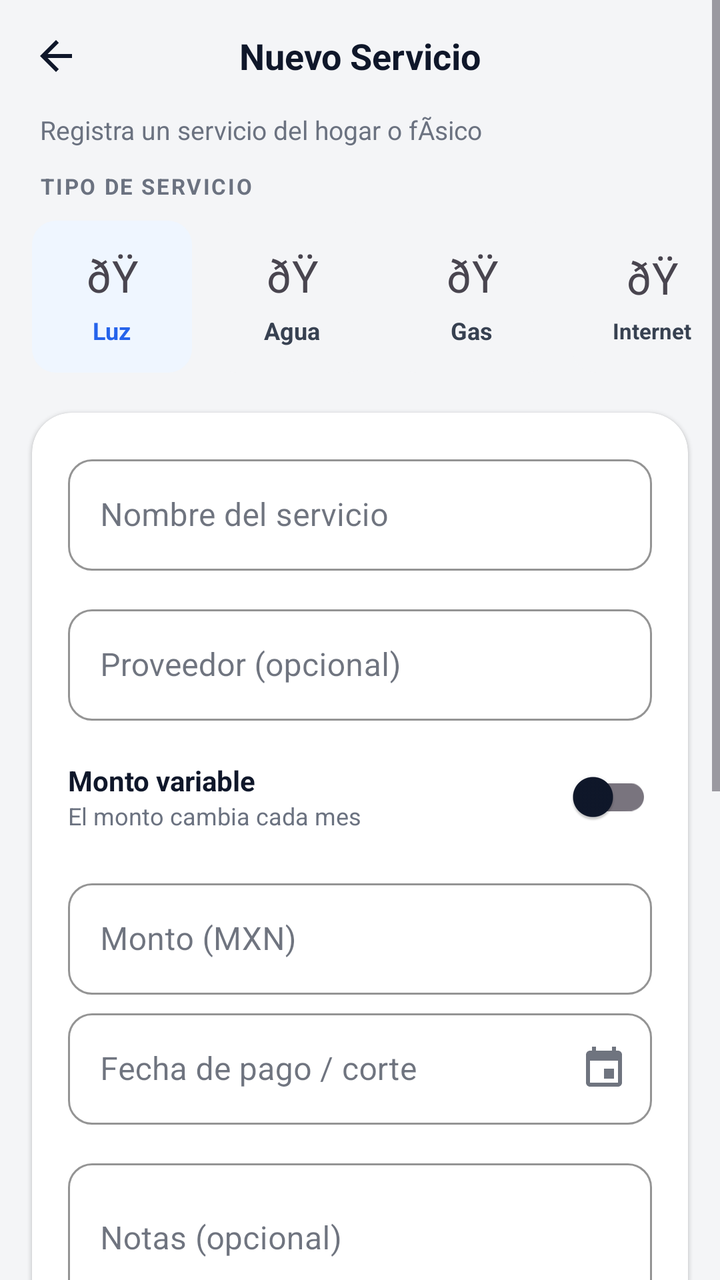
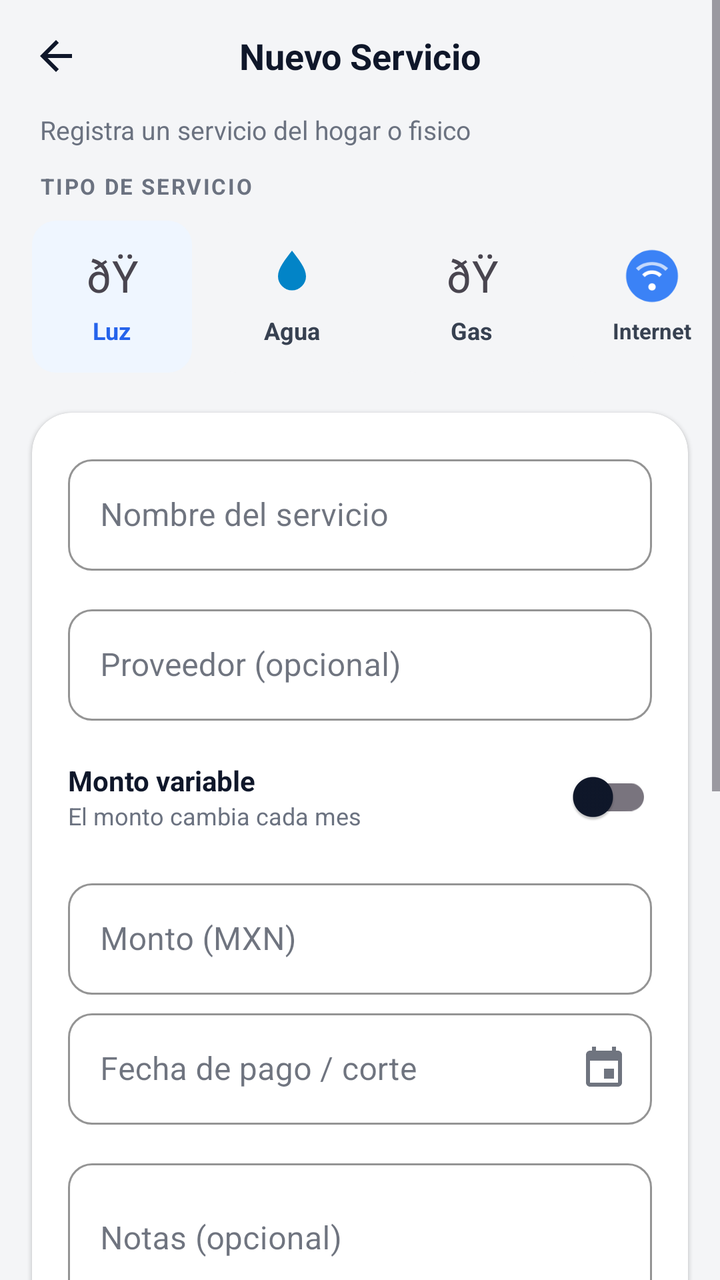

Screens rendered from an Android XML layout before and after an edit, with the pre-edit source and the edit as a unified diff.
<!-- AndroidManifest.xml: application theme Theme.SubManager -->
<!-- res/layout/activity_nuevo_servicio.xml -->
<?xml version="1.0" encoding="utf-8"?>
<ScrollView
    xmlns:android="http://schemas.android.com/apk/res/android"
    xmlns:app="http://schemas.android.com/apk/res-auto"
    android:layout_width="match_parent"
    android:layout_height="match_parent"
    android:background="@color/background"
    android:overScrollMode="never"
    android:fillViewport="true">

    <LinearLayout
        android:layout_width="match_parent"
        android:layout_height="wrap_content"
        android:orientation="vertical"
        android:paddingBottom="32dp">

        
        <RelativeLayout
            android:layout_width="match_parent"
            android:layout_height="56dp"
            android:background="@color/background"
            android:paddingHorizontal="8dp">

            <ImageView
                android:id="@+id/btnBack"
                android:layout_width="40dp"
                android:layout_height="40dp"
                android:layout_centerVertical="true"
                android:padding="8dp"
                android:src="@drawable/ic_arrow_forward"
                android:rotation="180"
                android:tint="@color/text_primary"
                android:contentDescription="@string/cd_back_button"
                android:background="?attr/selectableItemBackgroundBorderless" />

            <TextView
                android:layout_width="wrap_content"
                android:layout_height="wrap_content"
                android:layout_centerInParent="true"
                android:text="Nuevo Servicio"
                android:textColor="@color/text_primary"
                android:textSize="18sp"
                android:textStyle="bold" />
        </RelativeLayout>

        
        <TextView
            android:layout_width="wrap_content"
            android:layout_height="wrap_content"
            android:text="Registra un servicio del hogar o fÃ­sico"
            android:textColor="@color/text_muted"
            android:textSize="13sp"
            android:paddingHorizontal="20dp"
            android:paddingBottom="12dp" />

        
        <TextView
            android:layout_width="wrap_content"
            android:layout_height="wrap_content"
            android:text="TIPO DE SERVICIO"
            android:textColor="@color/text_muted"
            android:textSize="11sp"
            android:textStyle="bold"
            android:letterSpacing="0.08"
            android:paddingHorizontal="20dp"
            android:paddingBottom="10dp" />

        <HorizontalScrollView
            android:layout_width="match_parent"
            android:layout_height="wrap_content"
            android:scrollbars="none"
            android:paddingHorizontal="16dp"
            android:layout_marginBottom="20dp"
            android:clipToPadding="false">

            <LinearLayout
                android:id="@+id/chipGroupTipoServicio"
                android:layout_width="wrap_content"
                android:layout_height="wrap_content"
                android:orientation="horizontal">

                
                <LinearLayout android:id="@+id/chipLuz"
                    android:layout_width="80dp" android:layout_height="76dp"
                    android:orientation="vertical" android:gravity="center"
                    android:layout_marginEnd="10dp"
                    android:background="@drawable/bg_status_badge"
                    android:backgroundTint="@color/primary_tint">
                    <TextView android:layout_width="28dp" android:layout_height="28dp"
                        android:text="ðŸ’¡" android:gravity="center" android:textSize="22sp"/>
                    <TextView android:layout_width="wrap_content" android:layout_height="wrap_content"
                        android:text="Luz" android:textColor="@color/primary"
                        android:textSize="12sp" android:textStyle="bold" android:layout_marginTop="6dp"/>
                </LinearLayout>

                <LinearLayout android:id="@+id/chipAgua"
                    android:layout_width="80dp" android:layout_height="76dp"
                    android:orientation="vertical" android:gravity="center"
                    android:layout_marginEnd="10dp"
                    android:background="@drawable/bg_status_badge"
                    android:backgroundTint="@color/background">
                    <TextView android:layout_width="28dp" android:layout_height="28dp"
                        android:text="ðŸš°" android:gravity="center" android:textSize="22sp"/>
                    <TextView android:layout_width="wrap_content" android:layout_height="wrap_content"
                        android:text="Agua" android:textColor="@color/text_secondary"
                        android:textSize="12sp" android:textStyle="bold" android:layout_marginTop="6dp"/>
                </LinearLayout>

                <LinearLayout android:id="@+id/chipGas"
                    android:layout_width="80dp" android:layout_height="76dp"
                    android:orientation="vertical" android:gravity="center"
                    android:layout_marginEnd="10dp"
                    android:background="@drawable/bg_status_badge"
                    android:backgroundTint="@color/background">
                    <TextView android:layout_width="28dp" android:layout_height="28dp"
                        android:text="ðŸ”¥" android:gravity="center" android:textSize="22sp"/>
                    <TextView android:layout_width="wrap_content" android:layout_height="wrap_content"
                        android:text="Gas" android:textColor="@color/text_secondary"
                        android:textSize="12sp" android:textStyle="bold" android:layout_marginTop="6dp"/>
                </LinearLayout>

                <LinearLayout android:id="@+id/chipInternet"
                    android:layout_width="80dp" android:layout_height="76dp"
                    android:orientation="vertical" android:gravity="center"
                    android:layout_marginEnd="10dp"
                    android:background="@drawable/bg_status_badge"
                    android:backgroundTint="@color/background">
                    <TextView android:layout_width="28dp" android:layout_height="28dp"
                        android:text="ðŸ“¶" android:gravity="center" android:textSize="22sp"/>
                    <TextView android:layout_width="wrap_content" android:layout_height="wrap_content"
                        android:text="Internet" android:textColor="@color/text_secondary"
                        android:textSize="11sp" android:textStyle="bold" android:layout_marginTop="6dp"/>
                </LinearLayout>

                <LinearLayout android:id="@+id/chipTelefono"
                    android:layout_width="80dp" android:layout_height="76dp"
                    android:orientation="vertical" android:gravity="center"
                    android:layout_marginEnd="10dp"
                    android:background="@drawable/bg_status_badge"
                    android:backgroundTint="@color/background">
                    <TextView android:layout_width="28dp" android:layout_height="28dp"
                        android:text="ðŸ“±" android:gravity="center" android:textSize="22sp"/>
                    <TextView android:layout_width="wrap_content" android:layout_height="wrap_content"
                        android:text="TelÃ©fono" android:textColor="@color/text_secondary"
                        android:textSize="11sp" android:textStyle="bold" android:layout_marginTop="6dp"/>
                </LinearLayout>

                <LinearLayout android:id="@+id/chipOtro"
                    android:layout_width="80dp" android:layout_height="76dp"
                    android:orientation="vertical" android:gravity="center"
                    android:background="@drawable/bg_status_badge"
                    android:backgroundTint="@color/background">
                    <TextView android:layout_width="28dp" android:layout_height="28dp"
                        android:text="ðŸ”§" android:gravity="center" android:textSize="22sp"/>
                    <TextView android:layout_width="wrap_content" android:layout_height="wrap_content"
                        android:text="Otro" android:textColor="@color/text_secondary"
                        android:textSize="12sp" android:textStyle="bold" android:layout_marginTop="6dp"/>
                </LinearLayout>

            </LinearLayout>
        </HorizontalScrollView>

        
        <androidx.cardview.widget.CardView
            android:layout_width="match_parent"
            android:layout_height="wrap_content"
            android:layout_marginHorizontal="16dp"
            android:layout_marginBottom="16dp"
            app:cardCornerRadius="20dp"
            app:cardElevation="1dp"
            app:cardBackgroundColor="@color/surface">

            <LinearLayout
                android:layout_width="match_parent"
                android:layout_height="wrap_content"
                android:orientation="vertical"
                android:padding="18dp">

                
                <com.google.android.material.textfield.TextInputLayout
                    android:layout_width="match_parent"
                    android:layout_height="wrap_content"
                    android:hint="Nombre del servicio"
                    style="@style/Widget.MaterialComponents.TextInputLayout.OutlinedBox"
                    app:boxCornerRadiusTopStart="12dp"
                    app:boxCornerRadiusTopEnd="12dp"
                    app:boxCornerRadiusBottomStart="12dp"
                    app:boxCornerRadiusBottomEnd="12dp"
                    app:boxStrokeColor="@color/border"
                    android:layout_marginBottom="14dp">
                    <com.google.android.material.textfield.TextInputEditText
                        android:id="@+id/etNombreServicio"
                        android:layout_width="match_parent"
                        android:layout_height="wrap_content"
                        android:inputType="textCapSentences"/>
                </com.google.android.material.textfield.TextInputLayout>

                
                <com.google.android.material.textfield.TextInputLayout
                    android:layout_width="match_parent"
                    android:layout_height="wrap_content"
                    android:hint="Proveedor (opcional)"
                    style="@style/Widget.MaterialComponents.TextInputLayout.OutlinedBox"
                    app:boxCornerRadiusTopStart="12dp"
                    app:boxCornerRadiusTopEnd="12dp"
                    app:boxCornerRadiusBottomStart="12dp"
                    app:boxCornerRadiusBottomEnd="12dp"
                    app:boxStrokeColor="@color/border"
                    android:layout_marginBottom="14dp">
                    <com.google.android.material.textfield.TextInputEditText
                        android:id="@+id/etProveedor"
                        android:layout_width="match_parent"
                        android:layout_height="wrap_content"
                        android:inputType="textCapSentences"/>
                </com.google.android.material.textfield.TextInputLayout>

                
                <LinearLayout
                    android:layout_width="match_parent"
                    android:layout_height="wrap_content"
                    android:orientation="horizontal"
                    android:gravity="center_vertical"
                    android:layout_marginBottom="14dp">

                    <LinearLayout android:layout_width="0dp" android:layout_height="wrap_content"
                        android:layout_weight="1" android:orientation="vertical">
                        <TextView android:layout_width="wrap_content" android:layout_height="wrap_content"
                            android:text="Monto variable" android:textColor="@color/text_primary"
                            android:textSize="14sp" android:textStyle="bold"/>
                        <TextView android:layout_width="wrap_content" android:layout_height="wrap_content"
                            android:text="El monto cambia cada mes" android:textColor="@color/text_muted"
                            android:textSize="12sp"/>
                    </LinearLayout>

                    <com.google.android.material.switchmaterial.SwitchMaterial
                        android:id="@+id/switchMontoVariable"
                        android:layout_width="wrap_content"
                        android:layout_height="wrap_content" />
                </LinearLayout>

                
                <com.google.android.material.textfield.TextInputLayout
                    android:id="@+id/tilMonto"
                    android:layout_width="match_parent"
                    android:layout_height="wrap_content"
                    android:hint="Monto (MXN)"
                    style="@style/Widget.MaterialComponents.TextInputLayout.OutlinedBox"
                    app:boxCornerRadiusTopStart="12dp"
                    app:boxCornerRadiusTopEnd="12dp"
                    app:boxCornerRadiusBottomStart="12dp"
                    app:boxCornerRadiusBottomEnd="12dp"
                    app:boxStrokeColor="@color/border"
                    app:prefixText="$"
                    android:layout_marginBottom="4dp">
                    <com.google.android.material.textfield.TextInputEditText
                        android:id="@+id/etMontoServicio"
                        android:layout_width="match_parent"
                        android:layout_height="wrap_content"
                        android:inputType="numberDecimal"/>
                </com.google.android.material.textfield.TextInputLayout>

                <TextView
                    android:id="@+id/tvMontaVariableNote"
                    android:layout_width="wrap_content"
                    android:layout_height="wrap_content"
                    android:text="ðŸ’¡ Ingresa el monto estimado mensual"
                    android:textColor="@color/text_muted"
                    android:textSize="11sp"
                    android:visibility="gone"
                    android:layout_marginBottom="14dp" />

                
                <com.google.android.material.textfield.TextInputLayout
                    android:layout_width="match_parent"
                    android:layout_height="wrap_content"
                    android:hint="Fecha de pago / corte"
                    style="@style/Widget.MaterialComponents.TextInputLayout.OutlinedBox"
                    app:boxCornerRadiusTopStart="12dp"
                    app:boxCornerRadiusTopEnd="12dp"
                    app:boxCornerRadiusBottomStart="12dp"
                    app:boxCornerRadiusBottomEnd="12dp"
                    app:endIconMode="custom"
                    app:endIconDrawable="@drawable/ic_calendar"
                    app:boxStrokeColor="@color/border"
                    android:layout_marginBottom="14dp">
                    <com.google.android.material.textfield.TextInputEditText
                        android:id="@+id/etFechaCorte"
                        android:layout_width="match_parent"
                        android:layout_height="wrap_content"
                        android:focusable="false"
                        android:inputType="none"/>
                </com.google.android.material.textfield.TextInputLayout>

                
                <com.google.android.material.textfield.TextInputLayout
                    android:layout_width="match_parent"
                    android:layout_height="wrap_content"
                    android:hint="Notas (opcional)"
                    style="@style/Widget.MaterialComponents.TextInputLayout.OutlinedBox"
                    app:boxCornerRadiusTopStart="12dp"
                    app:boxCornerRadiusTopEnd="12dp"
                    app:boxCornerRadiusBottomStart="12dp"
                    app:boxCornerRadiusBottomEnd="12dp"
                    app:boxStrokeColor="@color/border">
                    <com.google.android.material.textfield.TextInputEditText
                        android:id="@+id/etNotasServicio"
                        android:layout_width="match_parent"
                        android:layout_height="wrap_content"
                        android:inputType="textMultiLine"
                        android:minLines="2"
                        android:maxLines="4"/>
                </com.google.android.material.textfield.TextInputLayout>

            </LinearLayout>
        </androidx.cardview.widget.CardView>

        
        <TextView
            android:layout_width="wrap_content"
            android:layout_height="wrap_content"
            android:text="ESCANEAR RECIBO"
            android:textColor="@color/text_muted"
            android:textSize="11sp"
            android:textStyle="bold"
            android:letterSpacing="0.08"
            android:paddingHorizontal="20dp"
            android:paddingBottom="10dp" />

        <androidx.cardview.widget.CardView
            android:layout_width="match_parent"
            android:layout_height="wrap_content"
            android:layout_marginHorizontal="16dp"
            android:layout_marginBottom="16dp"
            app:cardCornerRadius="20dp"
            app:cardElevation="1dp"
            app:cardBackgroundColor="@color/surface">

            <LinearLayout
                android:id="@+id/cardEscanear"
                android:layout_width="match_parent"
                android:layout_height="100dp"
                android:orientation="horizontal"
                android:gravity="center"
                android:padding="18dp"
                android:background="?attr/selectableItemBackground">

                <TextView android:layout_width="40dp" android:layout_height="40dp"
                    android:text="ðŸ“·" android:gravity="center" android:textSize="26sp"/>

                <LinearLayout android:layout_width="0dp" android:layout_height="wrap_content"
                    android:layout_weight="1" android:orientation="vertical"
                    android:layout_marginStart="14dp">
                    <TextView android:layout_width="wrap_content" android:layout_height="wrap_content"
                        android:text="Escanear con cÃ¡mara" android:textColor="@color/text_primary"
                        android:textSize="15sp" android:textStyle="bold"/>
                    <TextView android:layout_width="wrap_content" android:layout_height="wrap_content"
                        android:text="Extrae datos automÃ¡ticamente del recibo"
                        android:textColor="@color/text_muted" android:textSize="12sp"
                        android:layout_marginTop="2dp"/>
                </LinearLayout>

                <com.google.android.material.button.MaterialButton
                    android:id="@+id/btnEscanear"
                    android:layout_width="wrap_content"
                    android:layout_height="36dp"
                    android:text="Escanear"
                    android:textSize="12sp"
                    android:backgroundTint="@color/primary_tint"
                    android:textColor="@color/primary"
                    app:cornerRadius="10dp"
                    app:strokeWidth="0dp"/>
            </LinearLayout>
        </androidx.cardview.widget.CardView>

        
        <androidx.cardview.widget.CardView
            android:layout_width="match_parent"
            android:layout_height="wrap_content"
            android:layout_marginHorizontal="16dp"
            android:layout_marginBottom="24dp"
            app:cardCornerRadius="20dp"
            app:cardElevation="1dp"
            app:cardBackgroundColor="@color/surface">

            <LinearLayout
                android:layout_width="match_parent"
                android:layout_height="wrap_content"
                android:orientation="vertical"
                android:padding="18dp">

                <LinearLayout
                    android:layout_width="match_parent"
                    android:layout_height="wrap_content"
                    android:orientation="horizontal"
                    android:gravity="center_vertical"
                    android:layout_marginBottom="12dp">

                    <LinearLayout android:layout_width="0dp" android:layout_height="wrap_content"
                        android:layout_weight="1" android:orientation="vertical">
                        <TextView android:layout_width="wrap_content" android:layout_height="wrap_content"
                            android:text="Gastos compartidos" android:textColor="@color/text_primary"
                            android:textSize="14sp" android:textStyle="bold"/>
                        <TextView android:layout_width="wrap_content" android:layout_height="wrap_content"
                            android:text="Divide el costo con otras personas"
                            android:textColor="@color/text_muted" android:textSize="12sp"/>
                    </LinearLayout>

                    <com.google.android.material.switchmaterial.SwitchMaterial
                        android:id="@+id/switchCompartido"
                        android:layout_width="wrap_content"
                        android:layout_height="wrap_content" />
                </LinearLayout>

                
                <LinearLayout
                    android:id="@+id/containerPersonas"
                    android:layout_width="match_parent"
                    android:layout_height="wrap_content"
                    android:orientation="vertical"
                    android:visibility="gone">

                    <LinearLayout
                        android:id="@+id/rowPersona1"
                        android:layout_width="match_parent"
                        android:layout_height="wrap_content"
                        android:orientation="horizontal"
                        android:gravity="center_vertical"
                        android:layout_marginBottom="10dp">

                        <FrameLayout android:layout_width="32dp" android:layout_height="32dp"
                            android:layout_marginEnd="10dp">
                            <View android:layout_width="32dp" android:layout_height="32dp"
                                android:background="@drawable/bg_status_badge"
                                android:backgroundTint="@color/primary_tint"/>
                            <TextView android:layout_width="wrap_content" android:layout_height="wrap_content"
                                android:layout_gravity="center" android:text="AL" android:textColor="@color/primary"
                                android:textSize="12sp" android:textStyle="bold"/>
                        </FrameLayout>

                        <com.google.android.material.textfield.TextInputLayout
                            android:layout_width="0dp" android:layout_height="wrap_content"
                            android:layout_weight="1"
                            android:hint="Correo de la persona"
                            style="@style/Widget.MaterialComponents.TextInputLayout.OutlinedBox"
                            app:boxCornerRadiusTopStart="10dp"
                            app:boxCornerRadiusTopEnd="10dp"
                            app:boxCornerRadiusBottomStart="10dp"
                            app:boxCornerRadiusBottomEnd="10dp"
                            app:boxStrokeColor="@color/border">
                            <com.google.android.material.textfield.TextInputEditText
                                android:id="@+id/etPersona1"
                                android:layout_width="match_parent"
                                android:layout_height="wrap_content"
                                android:inputType="textEmailAddress"/>
                        </com.google.android.material.textfield.TextInputLayout>
                    </LinearLayout>

                    <com.google.android.material.button.MaterialButton
                        android:id="@+id/btnAgregarPersona"
                        android:layout_width="wrap_content"
                        android:layout_height="36dp"
                        android:text="+ Agregar persona"
                        android:textSize="12sp"
                        android:backgroundTint="@color/primary_tint"
                        android:textColor="@color/primary"
                        app:cornerRadius="10dp"
                        app:strokeWidth="0dp"/>
                </LinearLayout>

            </LinearLayout>
        </androidx.cardview.widget.CardView>

        
        <com.google.android.material.button.MaterialButton
            android:id="@+id/btnGuardarServicio"
            android:layout_width="match_parent"
            android:layout_height="52dp"
            android:layout_marginHorizontal="16dp"
            android:text="Guardar Servicio"
            android:textSize="15sp"
            android:textStyle="bold"
            android:backgroundTint="@color/primary"
            app:cornerRadius="16dp" />

    </LinearLayout>
</ScrollView>
<!-- resources referenced by this layout -->
<resources>
  <color name="background">#F4F5F7</color>
  <color name="border">#E5E7EB</color>
  <color name="primary">#2563EB</color>
  <color name="primary_tint">#EFF6FF</color>
  <color name="surface">#FFFFFF</color>
  <color name="text_muted">#6B7280</color>
  <color name="text_primary">#0F172A</color>
  <color name="text_secondary">#374151</color>
  <!-- drawable bg_status_badge (drawable) -->
  <?xml version="1.0" encoding="utf-8"?>
  <shape xmlns:android="http://schemas.android.com/apk/res/android"
      android:shape="rectangle">
      <solid android:color="@color/success_bg" />
      <corners android:radius="12dp" />
  </shape>
  <!-- drawable ic_arrow_forward (drawable) -->
  <vector xmlns:android="http://schemas.android.com/apk/res/android"
      android:width="24dp" android:height="24dp"
      android:viewportWidth="24" android:viewportHeight="24">
    <path android:fillColor="#FF000000"
        android:pathData="M12,4l-1.41,1.41L16.17,11H4v2h12.17l-5.58,5.59L12,20l8,-8z"/>
  </vector>
  <string name="cd_back_button">Regresar</string>
  <style name="Theme.SubManager" parent="Base.Theme.SubManager" />
  <color name="success_bg">#DCFCE7</color>
  <color name="primary_dark">#1D4ED8</color>
  <color name="text_on_primary">#FFFFFF</color>
  <color name="accent_purple">#7C3AED</color>
  <color name="accent_pink">#EC4899</color>
  <color name="error">#DC2626</color>
  <!-- unchanged entries left out for length: 2 -->
</resources>

<!-- the commit's change to res/layout/activity_nuevo_servicio.xml (unified diff, before → after) -->
@@ -29,7 +29,7 @@
                 android:padding="8dp"
                 android:src="@drawable/ic_arrow_forward"
                 android:rotation="180"
-                android:tint="@color/text_primary"
+                app:tint="@color/text_primary"
                 android:contentDescription="@string/cd_back_button"
                 android:background="?attr/selectableItemBackgroundBorderless" />
 
@@ -47,7 +47,7 @@
         <TextView
             android:layout_width="wrap_content"
             android:layout_height="wrap_content"
-            android:text="Registra un servicio del hogar o fÃ­sico"
+            android:text="Registra un servicio del hogar o fisico"
             android:textColor="@color/text_muted"
             android:textSize="13sp"
             android:paddingHorizontal="20dp"
@@ -99,8 +99,8 @@
                     android:layout_marginEnd="10dp"
                     android:background="@drawable/bg_status_badge"
                     android:backgroundTint="@color/background">
-                    <TextView android:layout_width="28dp" android:layout_height="28dp"
-                        android:text="ðŸš°" android:gravity="center" android:textSize="22sp"/>
+                    <ImageView android:layout_width="28dp" android:layout_height="28dp"
+                        android:src="@drawable/ic_service_agua" android:contentDescription="@null"/>
                     <TextView android:layout_width="wrap_content" android:layout_height="wrap_content"
                         android:text="Agua" android:textColor="@color/text_secondary"
                         android:textSize="12sp" android:textStyle="bold" android:layout_marginTop="6dp"/>
@@ -125,8 +125,8 @@
                     android:layout_marginEnd="10dp"
                     android:background="@drawable/bg_status_badge"
                     android:backgroundTint="@color/background">
-                    <TextView android:layout_width="28dp" android:layout_height="28dp"
-                        android:text="ðŸ“¶" android:gravity="center" android:textSize="22sp"/>
+                    <ImageView android:layout_width="28dp" android:layout_height="28dp"
+                        android:src="@drawable/ic_service_internet" android:contentDescription="@null"/>
                     <TextView android:layout_width="wrap_content" android:layout_height="wrap_content"
                         android:text="Internet" android:textColor="@color/text_secondary"
                         android:textSize="11sp" android:textStyle="bold" android:layout_marginTop="6dp"/>
@@ -150,8 +150,8 @@
                     android:orientation="vertical" android:gravity="center"
                     android:background="@drawable/bg_status_badge"
                     android:backgroundTint="@color/background">
-                    <TextView android:layout_width="28dp" android:layout_height="28dp"
-                        android:text="ðŸ”§" android:gravity="center" android:textSize="22sp"/>
+                    <ImageView android:layout_width="28dp" android:layout_height="28dp"
+                        android:src="@drawable/ic_service_otro" android:contentDescription="@null"/>
                     <TextView android:layout_width="wrap_content" android:layout_height="wrap_content"
                         android:text="Otro" android:textColor="@color/text_secondary"
                         android:textSize="12sp" android:textStyle="bold" android:layout_marginTop="6dp"/>
@@ -263,7 +263,7 @@
                     android:id="@+id/tvMontaVariableNote"
                     android:layout_width="wrap_content"
                     android:layout_height="wrap_content"
-                    android:text="ðŸ’¡ Ingresa el monto estimado mensual"
+                    android:text="* Ingresa el monto estimado mensual"
                     android:textColor="@color/text_muted"
                     android:textSize="11sp"
                     android:visibility="gone"
@@ -344,17 +344,17 @@
                 android:padding="18dp"
                 android:background="?attr/selectableItemBackground">
 
-                <TextView android:layout_width="40dp" android:layout_height="40dp"
-                    android:text="ðŸ“·" android:gravity="center" android:textSize="26sp"/>
+                <ImageView android:layout_width="40dp" android:layout_height="40dp"
+                    android:src="@drawable/ic_camera" android:contentDescription="@null"/>
 
                 <LinearLayout android:layout_width="0dp" android:layout_height="wrap_content"
                     android:layout_weight="1" android:orientation="vertical"
                     android:layout_marginStart="14dp">
                     <TextView android:layout_width="wrap_content" android:layout_height="wrap_content"
-                        android:text="Escanear con cÃ¡mara" android:textColor="@color/text_primary"
+                        android:text="Escanear con camara" android:textColor="@color/text_primary"
                         android:textSize="15sp" android:textStyle="bold"/>
                     <TextView android:layout_width="wrap_content" android:layout_height="wrap_content"
-                        android:text="Extrae datos automÃ¡ticamente del recibo"
+                        android:text="Extrae datos automaticamente del recibo"
                         android:textColor="@color/text_muted" android:textSize="12sp"
                         android:layout_marginTop="2dp"/>
                 </LinearLayout>
<!-- resource entries referenced after the edit -->
@@ -22,6 +22,53 @@
     <path android:fillColor="#FF000000"
         android:pathData="M12,4l-1.41,1.41L16.17,11H4v2h12.17l-5.58,5.59L12,20l8,-8z"/>
   </vector>
+  <!-- drawable ic_camera (drawable) -->
+  <vector xmlns:android="http://schemas.android.com/apk/res/android"
+      android:width="24dp" android:height="24dp"
+      android:viewportWidth="24" android:viewportHeight="24">
+    <path android:fillColor="#FF000000"
+        android:pathData="M12,12m-3.2,0a3.2,3.2 0,1 1,6.4 0a3.2,3.2 0,1 1,-6.4 0"/>
+    <path android:fillColor="#FF000000"
+        android:pathData="M9,2L7.17,4H4C2.9,4 2,4.9 2,6v12c0,1.1 0.9,2 2,2h16c1.1,0 2,-0.9 2,-2V6c0,-1.1 -0.9,-2 -2,-2h-3.17L15,2H9zM12,17c-2.76,0 -5,-2.24 -5,-5s2.24,-5 5,-5 5,2.24 5,5 -2.24,5 -5,5z"/>
+  </vector>
+  <!-- drawable ic_service_agua (drawable) -->
+  <vector xmlns:android="http://schemas.android.com/apk/res/android"
+      android:width="24dp"
+      android:height="24dp"
+      android:viewportWidth="24"
+      android:viewportHeight="24">
+      <path
+          android:fillColor="#0284C7"
+          android:pathData="M12,2C9.2,5.7 6,9.4 6,13a6,6 0,1 0,12 0c0,-3.6 -3.2,-7.3 -6,-11z"/>
+  </vector>
+  <!-- drawable ic_service_internet (drawable) -->
+  <vector xmlns:android="http://schemas.android.com/apk/res/android"
+      android:width="108dp"
+      android:height="108dp"
+      android:viewportWidth="108"
+      android:viewportHeight="108">
+    
+    <path android:pathData="M54,4 C26.4,4 4,26.4 4,54 C4,81.6 26.4,104 54,104 C81.6,104 104,81.6 104,54 C104,26.4 81.6,4 54,4 Z"
+        android:fillColor="#3B82F6"/>
+    
+    <path android:pathData="M54,68 C50,68 47,71 47,75 C47,79 50,82 54,82 C58,82 61,79 61,75 C61,71 58,68 54,68 Z"
+        android:fillColor="#FFFFFF"/>
+    <path android:pathData="M40,56 C43.5,52 48.5,50 54,50 C59.5,50 64.5,52 68,56 L73,51 C68,46 61.5,43 54,43 C46.5,43 40,46 35,51 Z"
+        android:fillColor="#FFFFFF"/>
+    <path android:pathData="M28,44 C34.5,37 44,33 54,33 C64,33 73.5,37 80,44 L85,39 C77,31.5 66,27 54,27 C42,27 31,31.5 23,39 Z"
+        android:fillColor="#FFFFFF"
+        android:fillAlpha="0.7"/>
+  </vector>
+  <!-- drawable ic_service_otro (drawable) -->
+  <vector xmlns:android="http://schemas.android.com/apk/res/android"
+      android:width="24dp"
+      android:height="24dp"
+      android:viewportWidth="24"
+      android:viewportHeight="24">
+      <path
+          android:fillColor="#6B7280"
+          android:pathData="M12,2C6.48,2 2,6.48 2,12s4.48,10 10,10 10,-4.48 10,-10S17.52,2 12,2zM12,20c-4.42,0 -8,-3.58 -8,-8s3.58,-8 8,-8 8,3.58 8,8 -3.58,8 -8,8zM12.5,7H11v6h1.5V7zM12,15c-0.83,0 -1.5,0.67 -1.5,1.5S11.17,18 12,18s1.5,-0.67 1.5,-1.5 -0.67,-1.5 -1.5,-1.5z"/>
+  </vector>
   <string name="cd_back_button">Regresar</string>
   <style name="Theme.SubManager" parent="Base.Theme.SubManager" />
   <color name="success_bg">#DCFCE7</color>
